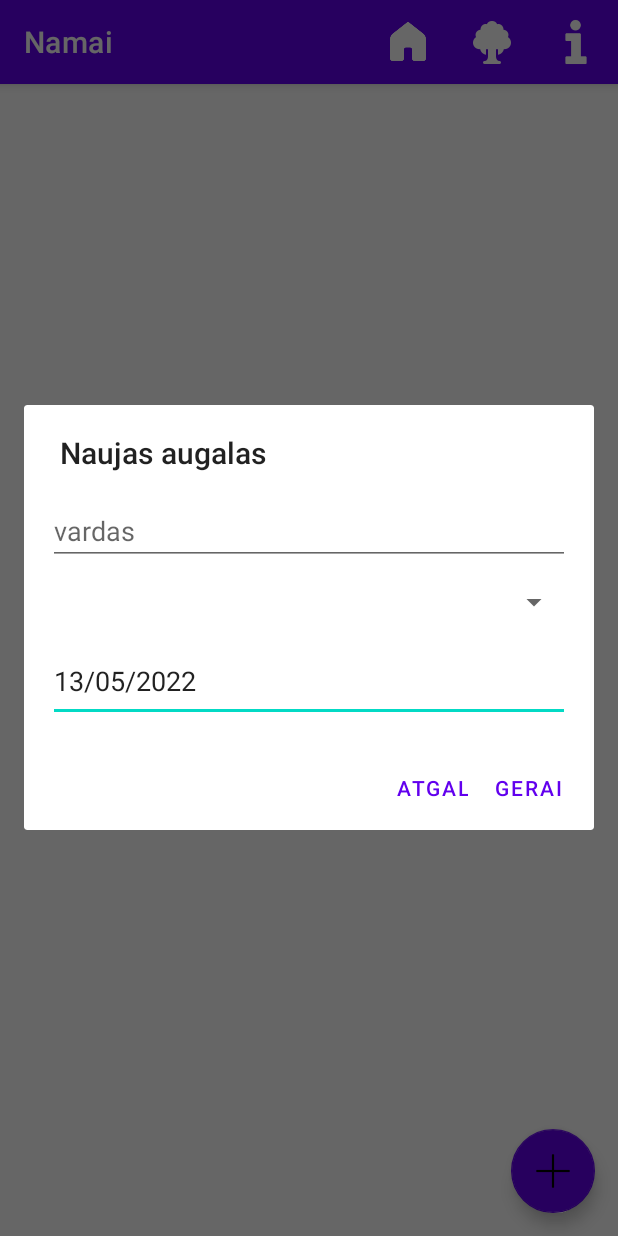
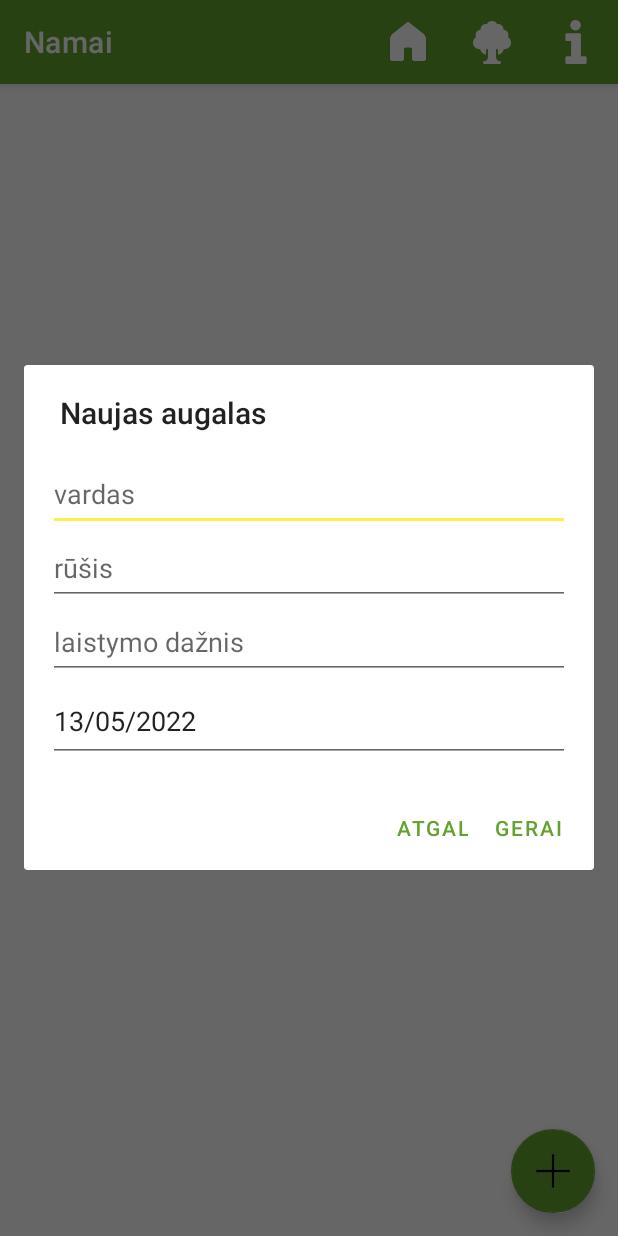
Before and after one commit to pagn4/waterMe, an Android app: the screen it shows after launch (MainActivity), after a tap on an icon or button, on a phone screen of 412 x 824 dp. Run offline under Robolectric (Android 15) with nearby library versions, the phone set to English and light mode, and no system bars.

Commit message:
Was able to save and delete created plant profiles on list view. Also, changed some colors.

```diff
--- a/app/build.gradle
+++ b/app/build.gradle
@@ -29,6 +29,7 @@ android {
 }
 
 dependencies {
+    implementation 'com.google.code.gson:gson:2.8.5'
     implementation 'androidx.appcompat:appcompat:1.4.1'
     implementation 'com.android.volley:volley:1.2.1'
     implementation 'com.google.android.material:material:1.5.0'
--- a/app/src/main/java/com/example/waterme/MainActivity.java
+++ b/app/src/main/java/com/example/waterme/MainActivity.java
@@ -2,12 +2,15 @@ package com.example.waterme;
 
 import androidx.annotation.NonNull;
 import androidx.appcompat.app.ActionBarDrawerToggle;
+import androidx.appcompat.app.AlertDialog;
 import androidx.appcompat.app.AppCompatActivity;
 import androidx.constraintlayout.widget.ConstraintLayout;
 import androidx.drawerlayout.widget.DrawerLayout;
 
 import android.content.ClipData;
+import android.content.DialogInterface;
 import android.content.Intent;
+import android.content.SharedPreferences;
 import android.os.Bundle;
 import android.view.LayoutInflater;
 import android.view.Menu;
@@ -15,22 +18,56 @@ import android.view.MenuInflater;
 import android.view.MenuItem;
 import android.view.View;
 import android.view.ViewGroup;
+import android.widget.AdapterView;
+import android.widget.ArrayAdapter;
 import android.widget.Button;
+import android.widget.ListView;
 import android.widget.PopupWindow;
 import android.widget.RelativeLayout;
+import android.widget.TextView;
 import android.widget.Toast;
 
 import com.google.android.material.navigation.NavigationView;
 
+import java.util.ArrayList;
+import java.util.HashMap;
+
 public class MainActivity extends AppCompatActivity {
 
-private Button button;
+    private Button button;
+
+    private ArrayList<String> arrList;
+    private ArrayAdapter<String> adapter;
 
     @Override
     protected void onCreate(Bundle savedInstanceState) {
         super.onCreate(savedInstanceState);
         setContentView(R.layout.activity_main);
         this.setTitle("Namai");
+
+        ListView list = findViewById(R.id.list);
+        arrList = file.readData(this);
+        adapter = new ArrayAdapter<>(this, android.R.layout.simple_list_item_1,arrList);
+        list.setAdapter(adapter);
+
+        list.setOnItemLongClickListener((adapterView, view, i, l) -> {
+            AlertDialog.Builder alert = new AlertDialog.Builder(MainActivity.this);
+            alert.setMessage("Ar tikrai norite ištrinti?");
+            alert.setCancelable(false);
+            alert.setPositiveButton("Taip", (dialogInterface, i1) -> {
+                arrList.remove(i);
+                adapter.notifyDataSetChanged();
+                file.saving(arrList, getApplicationContext());
+                Toast.makeText(getApplicationContext(), "Ištrinta", Toast.LENGTH_SHORT).show();
+            });
+            alert.setNegativeButton("Ne", (dialogInterface, i12) -> {
+
+            });
+            alert.setTitle("Ištrynimas");
+            AlertDialog a = alert.create();
+            a.show();
+            return true;
+        });
     }
 
     public void openDialog(View view){
@@ -61,4 +98,5 @@ private Button button;
         return true;
     }
 
+
 }
--- /dev/null
+++ b/app/src/main/java/com/example/waterme/file.java
@@ -0,0 +1,53 @@
+package com.example.waterme;
+
+import android.content.Context;
+
+import java.io.FileInputStream;
+import java.io.FileNotFoundException;
+import java.io.FileOutputStream;
+import java.io.IOException;
+import java.io.ObjectInputStream;
+import java.io.ObjectOutput;
+import java.io.ObjectOutputStream;
+import java.util.ArrayList;
+
+public class file {
+    public static final String fName = "listData.dat";
+
+
+    public static void saving(ArrayList<String> arrList, Context context){
+       try{
+           FileOutputStream fOutput = context.openFileOutput(fName, Context.MODE_PRIVATE);
+           ObjectOutputStream oOutput = new ObjectOutputStream(fOutput);
+           oOutput.writeObject(arrList);
+           oOutput.close();
+       }
+       catch (FileNotFoundException e) {
+           e.printStackTrace();
+       }
+       catch (IOException e) {
+           e.printStackTrace();
+       }
+    }
+
+
+    public static ArrayList<String> readData(Context context){
+        ArrayList<String> list = null;
+        try{
+            FileInputStream fInput = context.openFileInput(fName);
+            ObjectInputStream oInput = new ObjectInputStream(fInput);
+            list = (ArrayList<String>) oInput.readObject();
+        }
+        catch (FileNotFoundException e) {
+            list = new ArrayList<>();
+            e.printStackTrace();
+        }
+        catch (IOException e) {
+            e.printStackTrace();
+        }
+        catch (ClassNotFoundException e) {
+            e.printStackTrace();
+        }
+        return list;
+    }
+}
--- a/app/src/main/java/com/example/waterme/popup.java
+++ b/app/src/main/java/com/example/waterme/popup.java
@@ -2,14 +2,21 @@ package com.example.waterme;
 
 import android.app.AlertDialog;
 import android.app.Dialog;
+import android.content.Context;
 import android.content.DialogInterface;
+import android.content.Intent;
+import android.content.SharedPreferences;
 import android.os.Bundle;
 import android.view.LayoutInflater;
 import android.view.View;
+import android.widget.ArrayAdapter;
 import android.widget.EditText;
+import android.widget.TextView;
 import android.widget.Toast;
 import java.text.SimpleDateFormat;
+import java.util.ArrayList;
 import java.util.Date;
+import java.util.HashSet;
 import java.util.Locale;
 import androidx.annotation.NonNull;
 import androidx.annotation.Nullable;
@@ -19,7 +26,10 @@ import java.text.SimpleDateFormat;
 
 public class popup extends AppCompatDialogFragment {
 
-    private EditText date;
+    private EditText dateT;
+    private ArrayList<String> arrList;
+    private ArrayAdapter<String> adapter;
+
     @Override
     public Dialog onCreateDialog(@Nullable Bundle savedInstanceState) {
         AlertDialog.Builder builder = new AlertDialog.Builder(getActivity());
@@ -27,8 +37,12 @@ public class popup extends AppCompatDialogFragment {
         View view = inflater.inflate(R.layout.add, null);
 
         String gimt = new SimpleDateFormat("dd/MM/yyyy", Locale.getDefault()).format(new Date());
-        date = (EditText) view.findViewById (R.id.editTextDate);
-        date.setText(gimt);
+        dateT = (EditText) view.findViewById (R.id.editTextDate);
+        dateT.setText(gimt);
+
+        EditText nameT = (EditText) view.findViewById (R.id.name);
+        EditText speciesT = (EditText) view.findViewById (R.id.editTextSpecies);
+        EditText daysT = (EditText) view.findViewById (R.id.editTextDays);
 
         builder.setView(view)
                 .setTitle("Naujas augalas")
@@ -36,11 +50,37 @@ public class popup extends AppCompatDialogFragment {
 
                 })
                 .setPositiveButton("Gerai", (dialogInterface, i) -> {
-                    Toast.makeText(getContext(), "išsaugota", Toast.LENGTH_SHORT).show();
+                    String name = nameT.getText().toString();
+                    String species = speciesT.getText().toString();
+                    String date = dateT.getText().toString();
+
+                    if(!name.equals("") && !species.equals("") && !date.equals("")){
+                        save(name,species,date);
+                        Toast.makeText(getContext(), "Išsaugota", Toast.LENGTH_SHORT).show();
+                        go();
+                    }
+                    else{
+                        Toast.makeText(getContext(),"Trūksta duomenų", Toast.LENGTH_SHORT).show();
+                    }
                 });
 
 
         return builder.create();
 
     }
+
+    public void save(String name, String species, String date){
+
+        arrList = file.readData(getContext());
+        adapter = new ArrayAdapter<>(getContext(), android.R.layout.simple_list_item_1, arrList);
+
+        adapter.add(name+'\n'+"Rūšis: "+species+'\n'+"Gimtadienis: "+date);
+        file.saving(arrList,getContext());
+
+    }
+    public void go(){
+        Intent restart = new Intent(getContext(), MainActivity.class);
+        startActivity(restart);
+        getActivity().overridePendingTransition(0,0);
+    }
 }
--- a/app/src/main/res/layout/activity_main.xml
+++ b/app/src/main/res/layout/activity_main.xml
@@ -17,7 +17,7 @@
         android:clickable="true"
         android:onClick="openDialog"
         android:tint="#FFFFFF"
-        app:backgroundTint="#6200ed"
+        app:backgroundTint="#63a230"
         app:layout_constraintBottom_toBottomOf="parent"
         app:layout_constraintEnd_toEndOf="parent"
         app:rippleColor="#FFFFFF"
@@ -25,7 +25,14 @@
         android:layout_marginEnd="15dp"
         android:focusable="true" />
 
-
+    <ListView
+        android:id="@+id/list"
+        android:layout_width="match_parent"
+        android:layout_height="match_parent"
+        app:layout_constraintBottom_toBottomOf="parent"
+        app:layout_constraintEnd_toEndOf="parent"
+        app:layout_constraintStart_toStartOf="parent"
+        app:layout_constraintTop_toTopOf="parent" />
 
 
 </androidx.constraintlayout.widget.ConstraintLayout>
--- a/app/src/main/res/layout/add.xml
+++ b/app/src/main/res/layout/add.xml
@@ -7,27 +7,37 @@
     android:padding="16dp"
     android:gravity="center">
 
-
-    <Spinner
-        android:id="@+id/spinner"
+    <EditText
+        android:id="@+id/name"
+        android:inputType="text"
+        android:layout_width="match_parent"
+        android:layout_height="49dp"
+        android:hint="vardas" />
+    <EditText
+        android:id="@+id/editTextSpecies"
         android:layout_width="395dp"
         android:layout_height="49dp"
         android:layout_below="@id/name"
+        android:inputType="text"
         android:hint="rūšis" />
+
+    <EditText
+        android:id="@+id/editTextDays"
+        android:layout_width="395dp"
+        android:layout_height="49dp"
+        android:inputType="number"
+        android:hint="laistymo dažnis"
+        android:layout_below="@+id/editTextSpecies" />
 
     <EditText
         android:id="@+id/editTextDate"
         android:paddingTop="15dp"
         android:hint="data"
+        android:inputType="date"
         android:paddingBottom="15dp"
         android:layout_width="match_parent"
-        android:layout_below="@+id/spinner"
+        android:layout_below="@+id/editTextDays"
         android:layout_height="wrap_content"/>
 
-    <EditText
-        android:id="@+id/name"
-        android:layout_width="match_parent"
-        android:layout_height="wrap_content"
-        android:hint="vardas" />
 
 </RelativeLayout>
--- a/app/src/main/res/values/themes.xml
+++ b/app/src/main/res/values/themes.xml
@@ -2,11 +2,11 @@
     <!-- Base application theme. -->
     <style name="Theme.WaterMe" parent="Theme.MaterialComponents.DayNight.DarkActionBar">
         <!-- Primary brand color. -->
-        <item name="colorPrimary">@color/purple_500</item>
-        <item name="colorPrimaryVariant">@color/purple_700</item>
-        <item name="colorOnPrimary">@color/white</item>
+        <item name="colorPrimary">#63a230</item>
+        <item name="colorPrimaryVariant">#63a230</item>
+        <item name="colorOnPrimary">#efefcd</item>
         <!-- Secondary brand color. -->
-        <item name="colorSecondary">@color/teal_200</item>
+        <item name="colorSecondary">#feef4a</item>
         <item name="colorSecondaryVariant">@color/teal_700</item>
         <item name="colorOnSecondary">@color/black</item>
         <!-- Status bar color. -->
```
Also changed, not shown: app/src/main/java/data/data.java (deleted, +0 -7 lines), app/src/main/res/layout/list.xml (added, +28 -0 lines).
